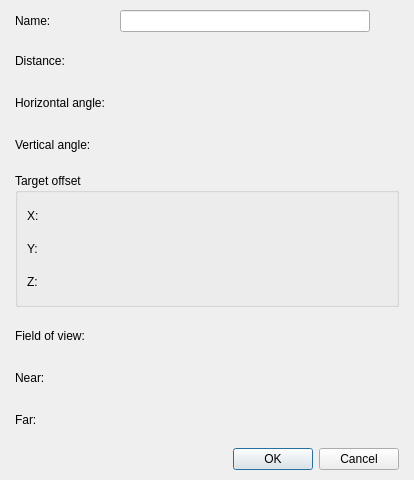
Qt form Editor/Dialogs/Systems/dialogsystemcameraproperties.ui (RPG-Paper-Maker/RPG-Paper-Maker) before a commit.
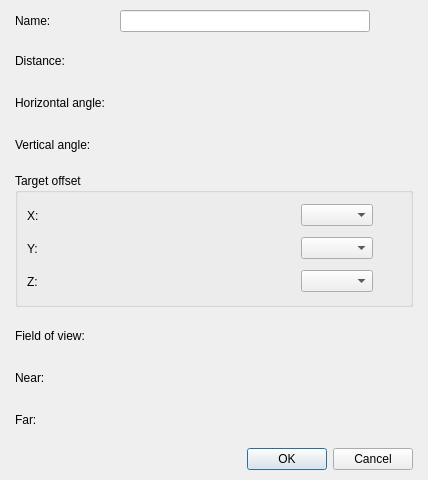
The same form after that commit. Custom widgets are drawn as their Qt base class.

The edit to the form file:
```diff
--- a/Editor/Dialogs/Systems/dialogsystemcameraproperties.ui
+++ b/Editor/Dialogs/Systems/dialogsystemcameraproperties.ui
@@ -6,7 +6,7 @@
    <rect>
     <x>0</x>
     <y>0</y>
-    <width>414</width>
+    <width>428</width>
     <height>460</height>
    </rect>
   </property>
@@ -136,7 +136,7 @@
          </property>
          <layout class="QGridLayout" name="gridLayout_2">
           <item row="0" column="0">
-           <layout class="QGridLayout" name="gridLayout" rowstretch="0,0,1">
+           <layout class="QGridLayout" name="gridLayout" columnstretch="0,0,0,1">
             <item row="0" column="0">
              <widget class="QLabel" name="labelX">
               <property name="text">
@@ -160,14 +160,17 @@
               </property>
              </widget>
             </item>
-            <item row="0" column="2" rowspan="3">
+            <item row="0" column="2">
+             <widget class="QComboBox" name="comboBoxX"/>
+            </item>
+            <item row="0" column="3" rowspan="3">
              <spacer name="horizontalSpacer_2">
               <property name="orientation">
                <enum>Qt::Horizontal</enum>
               </property>
               <property name="sizeHint" stdset="0">
                <size>
-                <width>68</width>
+                <width>17</width>
                 <height>78</height>
                </size>
               </property>
@@ -196,6 +199,9 @@
               </property>
              </widget>
             </item>
+            <item row="1" column="2">
+             <widget class="QComboBox" name="comboBoxY"/>
+            </item>
             <item row="2" column="0">
              <widget class="QLabel" name="labelZ">
               <property name="text">
@@ -219,6 +225,9 @@
               </property>
              </widget>
             </item>
+            <item row="2" column="2">
+             <widget class="QComboBox" name="comboBoxZ"/>
+            </item>
            </layout>
           </item>
          </layout>
```
